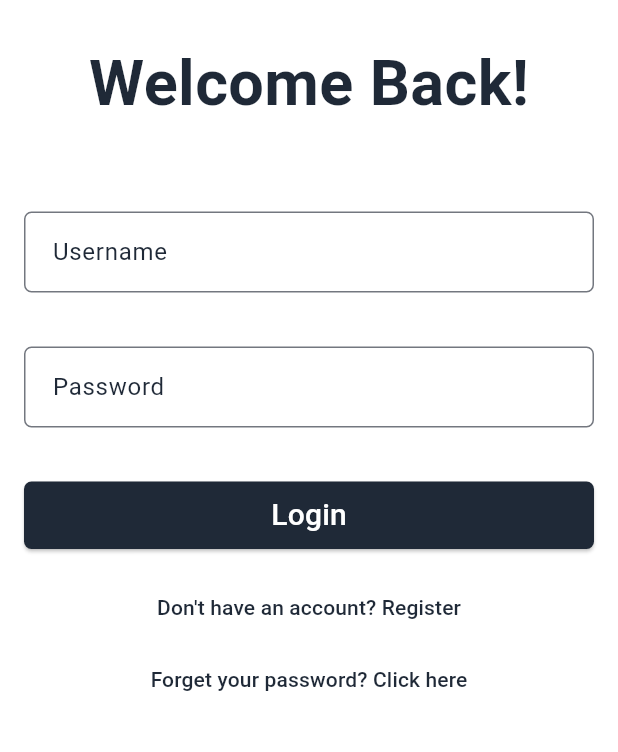
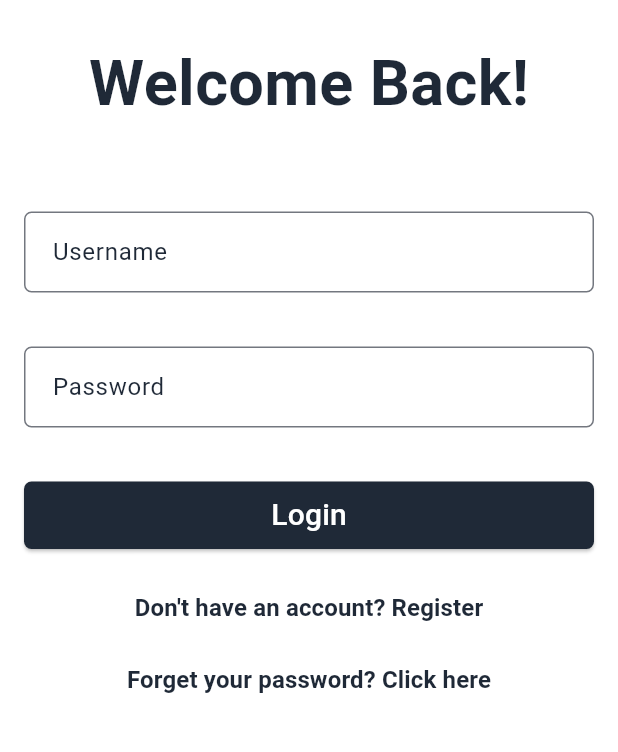
Before and after one commit to FarisAlamoudi/BigProject, a Flutter app: the screen it shows after launch, on a phone screen of 412 x 824 dp, the part 390-1142 px from its top. Run offline on Flutter 3.47's test engine with Material 3 defaults, Android fonts, the phone set to English and light mode, and no system bars; missing offline and left inert: mongo_dart; Roboto replaces fonts that are missing (SpaceMono).

Commit message:
Update main.dart

```diff
--- a/frontendMobile/lib/main.dart
+++ b/frontendMobile/lib/main.dart
@@ -36,6 +36,7 @@ class MyApp extends StatelessWidget {
       initialRoute: '/login',
       routes: {
         '/login': (context) => const LoginPage(),
+        // Add other routes here
       },
     );
   }
@@ -118,7 +119,7 @@ class _LoginPageState extends State<LoginPage> {
   @override
     Widget build(BuildContext context) {
     return Scaffold(
-      backgroundColor: Colors.white,
+      backgroundColor: Colors.white, // Set the background color of the Scaffold to white
       body: Column(
         children: [
           Container(
@@ -214,8 +215,11 @@ class _LoginPageState extends State<LoginPage> {
                     child: const Text(
                       "Don't have an account? Register",
                       style: TextStyle(
-                        fontFamily: 'SpaceMono',
-                      ),
+                          fontSize: 16,
+                          color: Color.fromARGB(255, 31, 41, 55),
+                          fontWeight: FontWeight.bold,
+                          fontFamily: 'SpaceMono',
+                        ),
                     ),
                   ),
                   TextButton(
@@ -231,8 +235,11 @@ class _LoginPageState extends State<LoginPage> {
                     child: const Text(
                       "Forget your password? Click here",
                       style: TextStyle(
-                        fontFamily: 'SpaceMono',
-                      ),
+                          fontSize: 16,
+                          color: Color.fromARGB(255, 31, 41, 55),
+                          fontWeight: FontWeight.bold,
+                          fontFamily: 'SpaceMono',
+                        ),
                     ),
                   ),
                 ],
```
